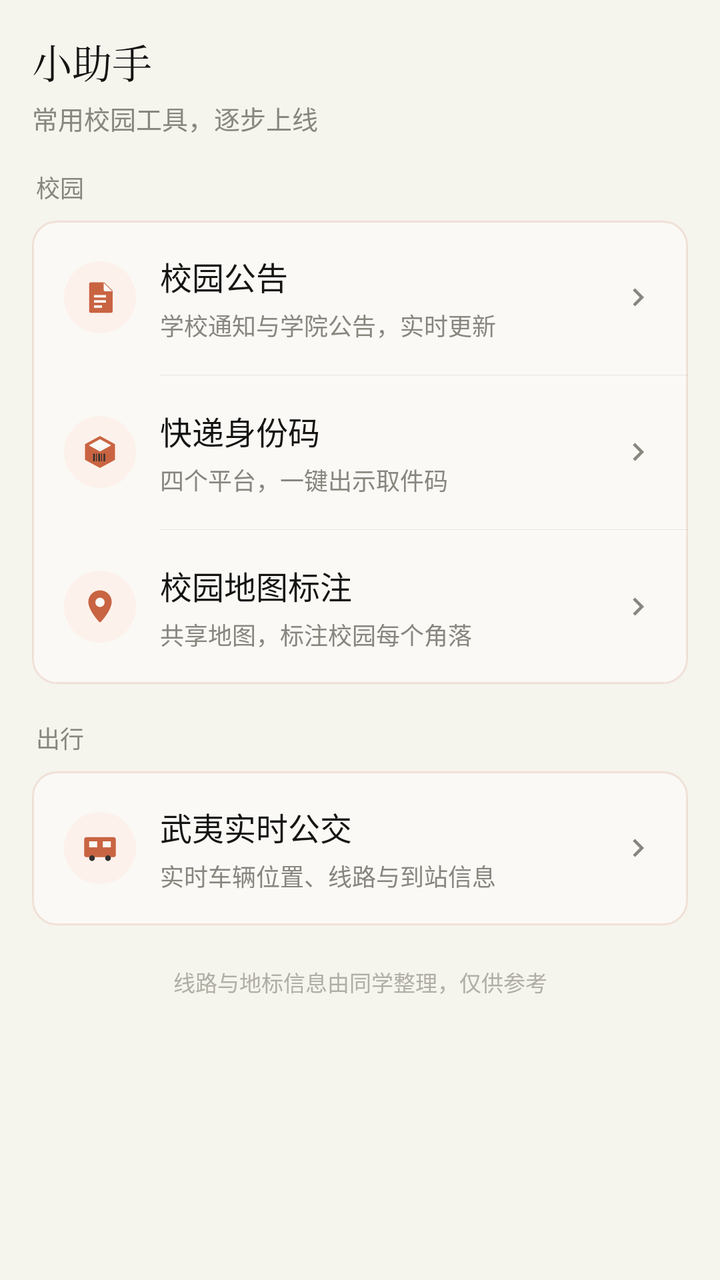
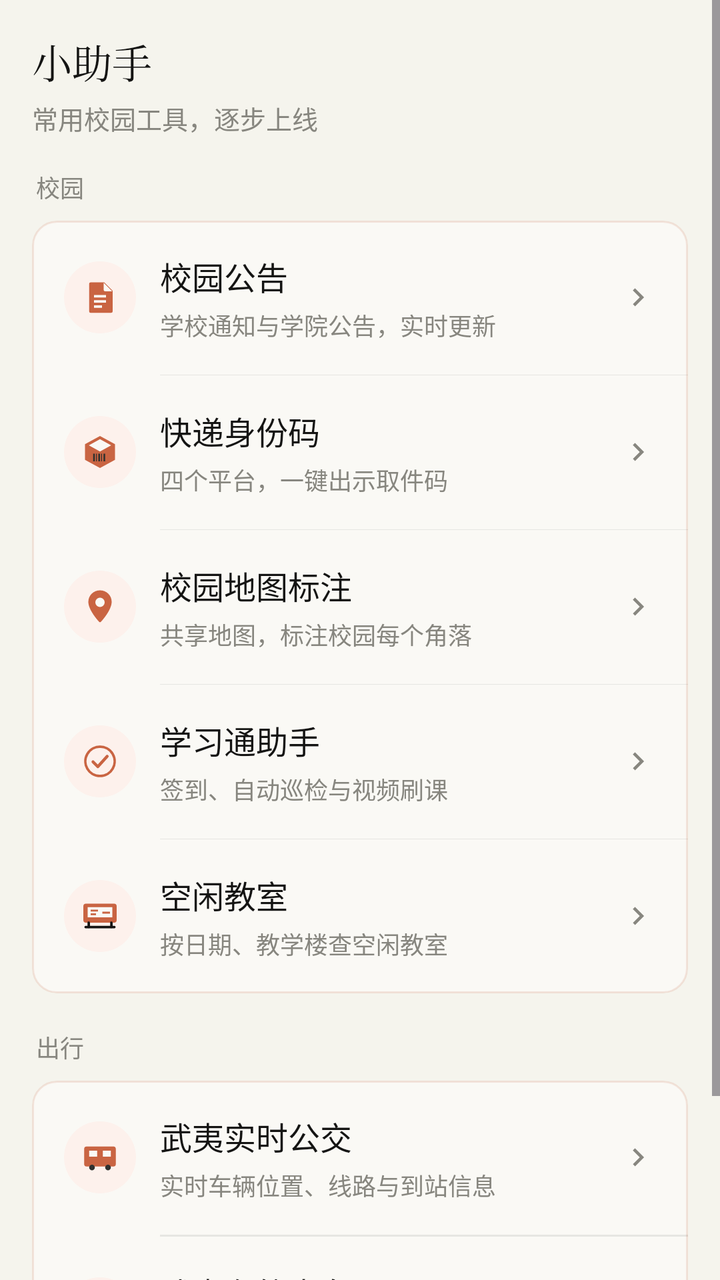

An Android layout rendered at two revisions. The XML below is the earlier revision; the diff shows what the commit changed to produce the second picture.
<!-- AndroidManifest.xml: application theme Theme.WuyiKebiao -->
<!-- res/layout/fragment_assistant.xml -->
<?xml version="1.0" encoding="utf-8"?>
<ScrollView android:background="@color/cl_parchment" android:layout_width="match_parent" android:layout_height="match_parent"
  xmlns:android="http://schemas.android.com/apk/res/android">
    <LinearLayout android:orientation="vertical" android:padding="16.0dp" android:layout_width="match_parent" android:layout_height="wrap_content">

        <TextView android:id="@+id/tv_page_title" android:textSize="20.0sp" android:fontFamily="serif" android:textColor="@color/cl_ink" android:layout_width="wrap_content" android:layout_height="wrap_content" android:text="小助手" />
        <TextView android:textSize="13.0sp" android:textColor="@color/cl_stone" android:layout_width="wrap_content" android:layout_height="wrap_content" android:layout_marginTop="4.0dp" android:layout_marginBottom="16.0dp" android:text="常用校园工具，逐步上线" />

        <TextView android:textSize="12.0sp" android:textColor="@color/cl_stone" android:layout_width="wrap_content" android:layout_height="wrap_content" android:layout_marginStart="2.0dp" android:layout_marginBottom="8.0dp" android:text="校园" />

        <LinearLayout android:orientation="vertical" android:background="@drawable/bg_cl_card" android:clipToOutline="true" android:layout_width="match_parent" android:layout_height="wrap_content">
            <LinearLayout android:orientation="horizontal" android:id="@+id/layout_campus_notice" android:background="?selectableItemBackground" android:padding="16.0dp" android:gravity="center_vertical" android:focusable="true" android:clickable="true" android:layout_width="match_parent" android:layout_height="wrap_content">
                <ImageView android:background="@drawable/bg_icon_circle" android:padding="8.0dp" android:layout_width="36.0dp" android:layout_height="36.0dp" android:layout_marginEnd="12.0dp" android:layout_gravity="center_vertical" android:src="@drawable/ic_notice" />
                <LinearLayout android:orientation="vertical" android:layout_width="0.0dp" android:layout_height="wrap_content" android:layout_weight="1.0">
                    <TextView android:textSize="16.0sp" android:textColor="@color/cl_ink" android:layout_width="match_parent" android:layout_height="wrap_content" android:maxLines="1" android:ellipsize="end" android:text="校园公告" />
                    <TextView android:textSize="12.0sp" android:textColor="@color/cl_stone" android:layout_width="match_parent" android:layout_height="wrap_content" android:layout_marginTop="4.0dp" android:maxLines="1" android:ellipsize="end" android:text="学校通知与学院公告，实时更新" />
                </LinearLayout>
                <ImageView android:layout_width="18.0dp" android:layout_height="18.0dp" android:layout_gravity="center_vertical" android:layout_marginStart="8.0dp" android:src="@drawable/ic_arrow_forward" android:tint="@color/cl_stone" />
            </LinearLayout>

            <View android:layout_width="match_parent" android:layout_height="1.0px" android:layout_marginStart="64.0dp" android:background="#14000000" />

            <LinearLayout android:orientation="horizontal" android:id="@+id/layout_parcel_code" android:background="?selectableItemBackground" android:padding="16.0dp" android:gravity="center_vertical" android:focusable="true" android:clickable="true" android:layout_width="match_parent" android:layout_height="wrap_content">
                <ImageView android:background="@drawable/bg_icon_circle" android:padding="8.0dp" android:layout_width="36.0dp" android:layout_height="36.0dp" android:layout_marginEnd="12.0dp" android:layout_gravity="center_vertical" android:src="@drawable/ic_parcel" />
                <LinearLayout android:orientation="vertical" android:layout_width="0.0dp" android:layout_height="wrap_content" android:layout_weight="1.0">
                    <TextView android:textSize="16.0sp" android:textColor="@color/cl_ink" android:layout_width="match_parent" android:layout_height="wrap_content" android:maxLines="1" android:ellipsize="end" android:text="快递身份码" />
                    <TextView android:textSize="12.0sp" android:textColor="@color/cl_stone" android:layout_width="match_parent" android:layout_height="wrap_content" android:layout_marginTop="4.0dp" android:maxLines="1" android:ellipsize="end" android:text="四个平台，一键出示取件码" />
                </LinearLayout>
                <ImageView android:layout_width="18.0dp" android:layout_height="18.0dp" android:layout_gravity="center_vertical" android:layout_marginStart="8.0dp" android:src="@drawable/ic_arrow_forward" android:tint="@color/cl_stone" />
            </LinearLayout>

            <View android:layout_width="match_parent" android:layout_height="1.0px" android:layout_marginStart="64.0dp" android:background="#14000000" />

            <LinearLayout android:orientation="horizontal" android:id="@+id/layout_campus_map" android:background="?selectableItemBackground" android:padding="16.0dp" android:gravity="center_vertical" android:focusable="true" android:clickable="true" android:layout_width="match_parent" android:layout_height="wrap_content">
                <ImageView android:background="@drawable/bg_icon_circle" android:padding="8.0dp" android:layout_width="36.0dp" android:layout_height="36.0dp" android:layout_marginEnd="12.0dp" android:layout_gravity="center_vertical" android:src="@drawable/ic_map" />
                <LinearLayout android:orientation="vertical" android:layout_width="0.0dp" android:layout_height="wrap_content" android:layout_weight="1.0">
                    <TextView android:textSize="16.0sp" android:textColor="@color/cl_ink" android:layout_width="match_parent" android:layout_height="wrap_content" android:maxLines="1" android:ellipsize="end" android:text="校园地图标注" />
                    <TextView android:textSize="12.0sp" android:textColor="@color/cl_stone" android:layout_width="match_parent" android:layout_height="wrap_content" android:layout_marginTop="4.0dp" android:maxLines="1" android:ellipsize="end" android:text="共享地图，标注校园每个角落" />
                </LinearLayout>
                <ImageView android:layout_width="18.0dp" android:layout_height="18.0dp" android:layout_gravity="center_vertical" android:layout_marginStart="8.0dp" android:src="@drawable/ic_arrow_forward" android:tint="@color/cl_stone" />
            </LinearLayout>
        </LinearLayout>

        <TextView android:textSize="12.0sp" android:textColor="@color/cl_stone" android:layout_width="wrap_content" android:layout_height="wrap_content" android:layout_marginStart="2.0dp" android:layout_marginTop="18.0dp" android:layout_marginBottom="8.0dp" android:text="出行" />

        <LinearLayout android:orientation="vertical" android:background="@drawable/bg_cl_card" android:clipToOutline="true" android:layout_width="match_parent" android:layout_height="wrap_content">
            <LinearLayout android:orientation="horizontal" android:id="@+id/layout_bus_query" android:background="?selectableItemBackground" android:padding="16.0dp" android:gravity="center_vertical" android:focusable="true" android:clickable="true" android:layout_width="match_parent" android:layout_height="wrap_content">
                <ImageView android:background="@drawable/bg_icon_circle" android:padding="8.0dp" android:layout_width="36.0dp" android:layout_height="36.0dp" android:layout_marginEnd="12.0dp" android:layout_gravity="center_vertical" android:src="@drawable/ic_bus" />
                <LinearLayout android:orientation="vertical" android:layout_width="0.0dp" android:layout_height="wrap_content" android:layout_weight="1.0">
                    <TextView android:textSize="16.0sp" android:textColor="@color/cl_ink" android:layout_width="match_parent" android:layout_height="wrap_content" android:maxLines="1" android:ellipsize="end" android:text="武夷实时公交" />
                    <TextView android:textSize="12.0sp" android:textColor="@color/cl_stone" android:layout_width="match_parent" android:layout_height="wrap_content" android:layout_marginTop="4.0dp" android:maxLines="1" android:ellipsize="end" android:text="实时车辆位置、线路与到站信息" />
                </LinearLayout>
                <ImageView android:layout_width="18.0dp" android:layout_height="18.0dp" android:layout_gravity="center_vertical" android:layout_marginStart="8.0dp" android:src="@drawable/ic_arrow_forward" android:tint="@color/cl_stone" />
            </LinearLayout>
        </LinearLayout>

        <TextView android:textSize="11.0sp" android:textColor="@color/cl_silver" android:gravity="center" android:layout_width="match_parent" android:layout_height="wrap_content" android:layout_marginTop="20.0dp" android:text="线路与地标信息由同学整理，仅供参考" />
    </LinearLayout>
</ScrollView>
<!-- resources referenced by this layout -->
<resources>
  <color name="cl_ink">#FF141413</color>
  <color name="cl_parchment">#FFF5F4ED</color>
  <color name="cl_silver">#FFB0AEA5</color>
  <color name="cl_stone">#FF87867F</color>
  <!-- drawable bg_cl_card (drawable) -->
  <?xml version="1.0" encoding="utf-8"?>
  <shape xmlns:android="http://schemas.android.com/apk/res/android" android:shape="rectangle">
      <solid android:color="@color/cl_ivory" />
      <corners android:radius="12.0dp" />
      <stroke android:width="1.0dp" android:color="#26C96442" />
  </shape>
  <!-- drawable bg_icon_circle (drawable) -->
  <?xml version="1.0" encoding="utf-8"?>
  <shape xmlns:android="http://schemas.android.com/apk/res/android" android:shape="oval">
      <solid android:color="#FDF1EC" />
  </shape>
  <style name="Theme.WuyiKebiao" parent="@style/Base.Theme.WuyiKebiao" />
  <color name="cl_ivory">#FFFAF9F5</color>
  <color name="cl_terracotta">#FFC96442</color>
  <color name="cl_coral">#FFD97757</color>
  <color name="cl_border_warm">#FFE8E6DC</color>
  <!-- unchanged entries left out for length: 6 -->
</resources>

<!-- the commit's change to res/layout/fragment_assistant.xml (unified diff, before → after) -->
@@ -39,6 +39,28 @@
                 </LinearLayout>
                 <ImageView android:layout_width="18.0dp" android:layout_height="18.0dp" android:layout_gravity="center_vertical" android:layout_marginStart="8.0dp" android:src="@drawable/ic_arrow_forward" android:tint="@color/cl_stone" />
             </LinearLayout>
+
+            <View android:layout_width="match_parent" android:layout_height="1.0px" android:layout_marginStart="64.0dp" android:background="#14000000" />
+
+            <LinearLayout android:orientation="horizontal" android:id="@+id/layout_xxt_sign" android:background="?selectableItemBackground" android:padding="16.0dp" android:gravity="center_vertical" android:focusable="true" android:clickable="true" android:layout_width="match_parent" android:layout_height="wrap_content">
+                <ImageView android:background="@drawable/bg_icon_circle" android:padding="8.0dp" android:layout_width="36.0dp" android:layout_height="36.0dp" android:layout_marginEnd="12.0dp" android:layout_gravity="center_vertical" android:src="@drawable/ic_signin" />
+                <LinearLayout android:orientation="vertical" android:layout_width="0.0dp" android:layout_height="wrap_content" android:layout_weight="1.0">
+                    <TextView android:textSize="16.0sp" android:textColor="@color/cl_ink" android:layout_width="match_parent" android:layout_height="wrap_content" android:maxLines="1" android:ellipsize="end" android:text="学习通助手" />
+                    <TextView android:textSize="12.0sp" android:textColor="@color/cl_stone" android:layout_width="match_parent" android:layout_height="wrap_content" android:layout_marginTop="4.0dp" android:maxLines="1" android:ellipsize="end" android:text="签到、自动巡检与视频刷课" />
+                </LinearLayout>
+                <ImageView android:layout_width="18.0dp" android:layout_height="18.0dp" android:layout_gravity="center_vertical" android:layout_marginStart="8.0dp" android:src="@drawable/ic_arrow_forward" android:tint="@color/cl_stone" />
+            </LinearLayout>
+
+            <View android:layout_width="match_parent" android:layout_height="1.0px" android:layout_marginStart="64.0dp" android:background="#14000000" />
+
+            <LinearLayout android:orientation="horizontal" android:id="@+id/layout_rest_room" android:background="?selectableItemBackground" android:padding="16.0dp" android:gravity="center_vertical" android:focusable="true" android:clickable="true" android:layout_width="match_parent" android:layout_height="wrap_content">
+                <ImageView android:background="@drawable/bg_icon_circle" android:padding="8.0dp" android:layout_width="36.0dp" android:layout_height="36.0dp" android:layout_marginEnd="12.0dp" android:layout_gravity="center_vertical" android:src="@drawable/ic_classroom" />
+                <LinearLayout android:orientation="vertical" android:layout_width="0.0dp" android:layout_height="wrap_content" android:layout_weight="1.0">
+                    <TextView android:textSize="16.0sp" android:textColor="@color/cl_ink" android:layout_width="match_parent" android:layout_height="wrap_content" android:maxLines="1" android:ellipsize="end" android:text="空闲教室" />
+                    <TextView android:textSize="12.0sp" android:textColor="@color/cl_stone" android:layout_width="match_parent" android:layout_height="wrap_content" android:layout_marginTop="4.0dp" android:maxLines="1" android:ellipsize="end" android:text="按日期、教学楼查空闲教室" />
+                </LinearLayout>
+                <ImageView android:layout_width="18.0dp" android:layout_height="18.0dp" android:layout_gravity="center_vertical" android:layout_marginStart="8.0dp" android:src="@drawable/ic_arrow_forward" android:tint="@color/cl_stone" />
+            </LinearLayout>
         </LinearLayout>
 
         <TextView android:textSize="12.0sp" android:textColor="@color/cl_stone" android:layout_width="wrap_content" android:layout_height="wrap_content" android:layout_marginStart="2.0dp" android:layout_marginTop="18.0dp" android:layout_marginBottom="8.0dp" android:text="出行" />
@@ -52,6 +74,17 @@
                 </LinearLayout>
                 <ImageView android:layout_width="18.0dp" android:layout_height="18.0dp" android:layout_gravity="center_vertical" android:layout_marginStart="8.0dp" android:src="@drawable/ic_arrow_forward" android:tint="@color/cl_stone" />
             </LinearLayout>
+
+            <View android:layout_width="match_parent" android:layout_height="1.0dp" android:layout_marginStart="64.0dp" android:background="#14000000" />
+
+            <LinearLayout android:orientation="horizontal" android:id="@+id/layout_tram_query" android:background="?selectableItemBackground" android:padding="16.0dp" android:gravity="center_vertical" android:focusable="true" android:clickable="true" android:layout_width="match_parent" android:layout_height="wrap_content">
+                <ImageView android:background="@drawable/bg_icon_circle" android:padding="8.0dp" android:layout_width="36.0dp" android:layout_height="36.0dp" android:layout_marginEnd="12.0dp" android:layout_gravity="center_vertical" android:src="@drawable/ic_tram" />
+                <LinearLayout android:orientation="vertical" android:layout_width="0.0dp" android:layout_height="wrap_content" android:layout_weight="1.0">
+                    <TextView android:textSize="16.0sp" android:textColor="@color/cl_ink" android:layout_width="match_parent" android:layout_height="wrap_content" android:maxLines="1" android:ellipsize="end" android:text="武夷有轨电车" />
+                    <TextView android:textSize="12.0sp" android:textColor="@color/cl_stone" android:layout_width="match_parent" android:layout_height="wrap_content" android:layout_marginTop="4.0dp" android:maxLines="1" android:ellipsize="end" android:text="实时列车位置与到站信息" />
+                </LinearLayout>
+                <ImageView android:layout_width="18.0dp" android:layout_height="18.0dp" android:layout_gravity="center_vertical" android:layout_marginStart="8.0dp" android:src="@drawable/ic_arrow_forward" android:tint="@color/cl_stone" />
+            </LinearLayout>
         </LinearLayout>
 
         <TextView android:textSize="11.0sp" android:textColor="@color/cl_silver" android:gravity="center" android:layout_width="match_parent" android:layout_height="wrap_content" android:layout_marginTop="20.0dp" android:text="线路与地标信息由同学整理，仅供参考" />
<!-- resource entries referenced after the edit -->
@@ -16,6 +16,80 @@
   <shape xmlns:android="http://schemas.android.com/apk/res/android" android:shape="oval">
       <solid android:color="#FDF1EC" />
   </shape>
+  <!-- drawable ic_classroom (drawable) -->
+  <?xml version="1.0" encoding="utf-8"?>
+  <vector xmlns:android="http://schemas.android.com/apk/res/android"
+      android:width="24dp"
+      android:height="24dp"
+      android:viewportWidth="24"
+      android:viewportHeight="24">
+      <path
+          android:fillColor="#C96442"
+          android:pathData="M3.6,4.6h16.8a1.6,1.6 0 0 1 1.6,1.6v8.2a1.6,1.6 0 0 1 -1.6,1.6h-16.8a1.6,1.6 0 0 1 -1.6,-1.6v-8.2a1.6,1.6 0 0 1 1.6,-1.6z" />
+      <path
+          android:fillColor="#FAF9F5"
+          android:pathData="M4.6,6.7h14.8v6.1h-14.8z" />
+      <path
+          android:fillColor="#C96442"
+          android:pathData="M6.4,8.2h4.4v1.1h-4.4zM6.4,10.4h3.2v1.1h-3.2zM13.4,9.4h4.6v1.2h-4.6z" />
+      <path
+          android:strokeColor="#141413"
+          android:strokeWidth="1.5"
+          android:strokeLineCap="round"
+          android:fillColor="#00000000"
+          android:pathData="M5.2,16v2.6M18.8,16v2.6" />
+      <path
+          android:strokeColor="#141413"
+          android:strokeWidth="1.5"
+          android:strokeLineCap="round"
+          android:fillColor="#00000000"
+          android:pathData="M3.4,18.6h17.2" />
+  </vector>
+  <!-- drawable ic_signin (drawable) -->
+  <vector xmlns:android="http://schemas.android.com/apk/res/android"
+      android:width="24dp"
+      android:height="24dp"
+      android:viewportWidth="24"
+      android:viewportHeight="24">
+      <path
+          android:fillColor="#00000000"
+          android:strokeColor="#C96442"
+          android:strokeWidth="1.5"
+          android:pathData="M12,3.2a8.8,8.8 0 1,0 0.01,0" />
+      <path
+          android:fillColor="#00000000"
+          android:strokeColor="#C96442"
+          android:strokeWidth="1.8"
+          android:strokeLineCap="round"
+          android:strokeLineJoin="round"
+          android:pathData="M7.8,12.3l2.9,2.9 5.6,-6.2" />
+  </vector>
+  <!-- drawable ic_tram (drawable) -->
+  <?xml version="1.0" encoding="utf-8"?>
+  <vector xmlns:android="http://schemas.android.com/apk/res/android"
+      android:width="24dp"
+      android:height="24dp"
+      android:viewportWidth="24"
+      android:viewportHeight="24">
+      <path
+          android:strokeColor="#AE5B3B"
+          android:strokeWidth="1.6"
+          android:strokeLineCap="round"
+          android:fillColor="#00000000"
+          android:pathData="M12,2.2v2.2M9.4,2.6h5.2" />
+      <path
+          android:fillColor="#AE5B3B"
+          android:pathData="M6,4.7h12a2,2 0 0 1 2,2v9.2a2,2 0 0 1 -2,2h-12a2,2 0 0 1 -2,-2v-9.2a2,2 0 0 1 2,-2z" />
+      <path
+          android:fillColor="#FAF9F5"
+          android:pathData="M6.4,7h4.6v4.2h-4.6zM13,7h4.6v4.2h-4.6z" />
+      <path
+          android:fillColor="#FAF9F5"
+          android:pathData="M8.2,13.2h7.6v1.5h-7.6z" />
+      <path
+          android:fillColor="#30302E"
+          android:pathData="M7,19.2a1.5,1.5 0 1 0 0,3a1.5,1.5 0 1 0 0,-3zM17,19.2a1.5,1.5 0 1 0 0,3a1.5,1.5 0 1 0 0,-3z" />
+  </vector>
   <style name="Theme.WuyiKebiao" parent="@style/Base.Theme.WuyiKebiao" />
   <color name="cl_ivory">#FFFAF9F5</color>
   <color name="cl_terracotta">#FFC96442</color>
